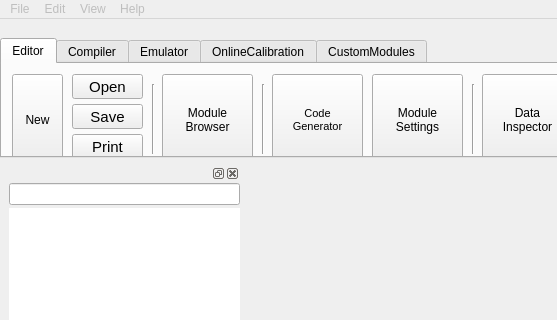
This is dialogs/mainwindow.ui in L-Net-1992/ADAS_AD_Developer as Qt 5 draws it before an edit; both pictures show x 0 to 557 and y 0 to 320 of the 1280 by 800 pixel window. The edited form follows.
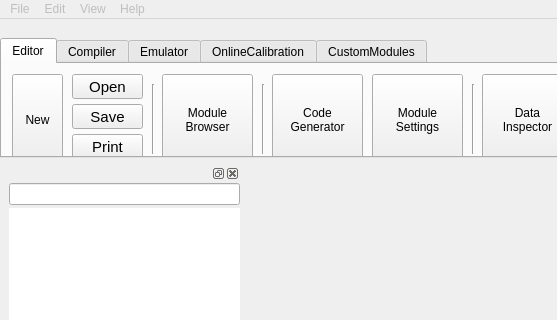
This is the edited form. Icons and pictures are not drawn. Custom widgets are drawn as their Qt base class.

Commit message: 优化代码

Patch:
```diff
--- a/dialogs/mainwindow.ui
+++ b/dialogs/mainwindow.ui
@@ -795,7 +795,7 @@
          </property>
          <property name="font">
           <font>
-           <pointsize>8</pointsize>
+           <pointsize>9</pointsize>
           </font>
          </property>
          <property name="focusPolicy">
```
Left out of the diff: 2 changed lines with no effect on the pictures. The commit also changes 2 other files.
